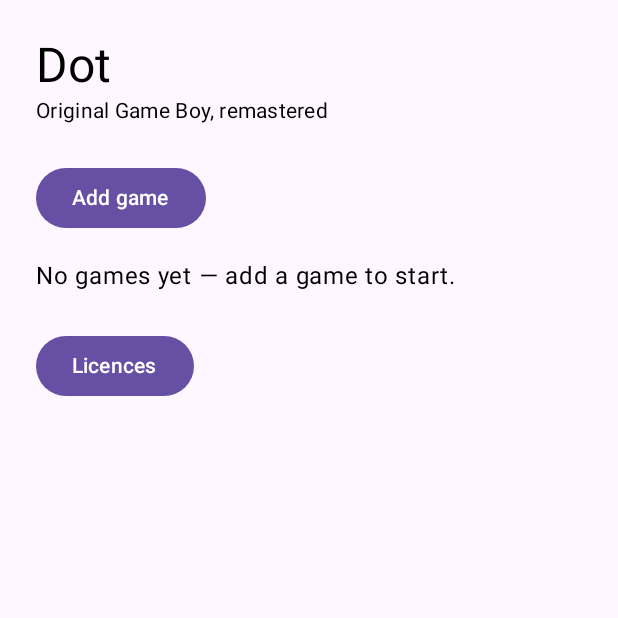
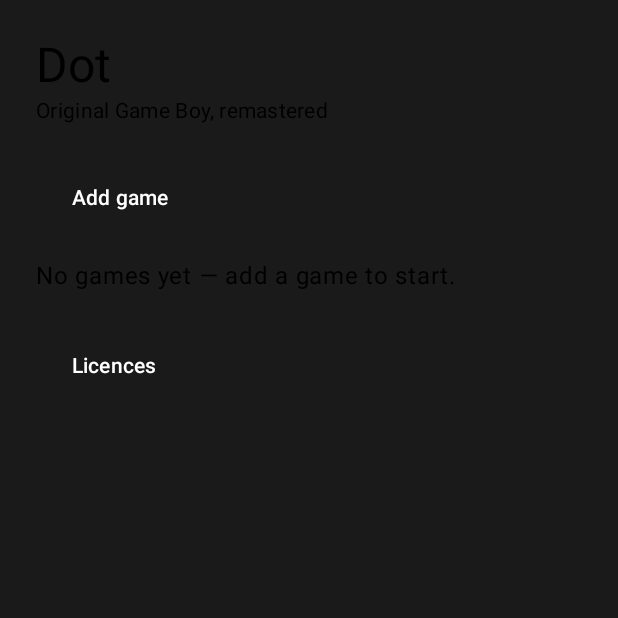
Before and after one commit to DocBobert6/Dot, an Android app built with Jetpack Compose: the screen it shows after launch (MainActivity), on a phone screen of 412 x 824 dp, the top half of it. Run offline under Robolectric (Android 15) with nearby library versions, the phone set to English and light mode, and no system bars.

Commit message:
Fix theme parent: use the platform Material theme, not Theme.Material3
## Bug fixes

- Various bug fixes and stability improvements.

```diff
--- a/app/src/main/java/app/dot/MainActivity.kt
+++ b/app/src/main/java/app/dot/MainActivity.kt
@@ -17,6 +17,8 @@ import androidx.compose.foundation.verticalScroll
 import androidx.compose.material3.Button
 import androidx.compose.material3.MaterialTheme
 import androidx.compose.material3.Text
+import androidx.compose.material3.lightColorScheme
+import androidx.compose.ui.graphics.Color
 import androidx.compose.runtime.Composable
 import androidx.compose.runtime.getValue
 import androidx.compose.runtime.mutableStateOf
@@ -69,7 +71,7 @@ class MainActivity : ComponentActivity() {
             }
         }
         setContent {
-            MaterialTheme {
+            DotTheme {
                 when (val current = screen) {
                     DotScreen.Library -> LibraryScreen(
                         message = importMessage,
@@ -111,6 +113,24 @@ class MainActivity : ComponentActivity() {
             is DmgHeader.Verdict.Refused -> verdict.reason
         }
     }
+}
+
+// Dot's in-app theme: silver and black, per the decided skin.
+// Charcoal is the primary (near-black base), silver the container
+// (faceplate chrome), white the text on charcoal.
+@Composable
+private fun DotTheme(content: @Composable () -> Unit) {
+    MaterialTheme(
+        colorScheme = lightColorScheme(
+            primary = Color(0xFF1A1A1A),
+            onPrimary = Color(0xFFFFFFFF),
+            primaryContainer = Color(0xFFC0C0C0),
+            onPrimaryContainer = Color(0xFF1A1A1A),
+            background = Color(0xFFFFFFFF),
+            onBackground = Color(0xFF1A1A1A),
+        ),
+        content = content,
+    )
 }
 
 @Composable
--- a/app/src/main/res/values/themes.xml
+++ b/app/src/main/res/values/themes.xml
@@ -2,14 +2,18 @@
 <!--
   Dot — theme. Silver and black, bright and sharp: silver faceplate
   chrome, near-black charcoal base, white text.
+  Parent is the PLATFORM Material theme, not Theme.Material3:
+  Theme.Material3.DayNight.NoActionBar lives in the Views Material
+  library (com.google.android.material:material), which Dot does not
+  depend on — the Compose material3 library carries no XML theme.
+  Compose handles in-app theming (see DotTheme in MainActivity);
+  this parent only sets the window chrome.
   SPDX-License-Identifier: GPL-3.0-or-later
 -->
 <resources>
-    <style name="Theme.Dot" parent="Theme.Material3.DayNight.NoActionBar">
-        <item name="colorPrimary">#1A1A1A</item>
-        <item name="colorOnPrimary">#FFFFFF</item>
-        <item name="colorPrimaryContainer">#C0C0C0</item>
-        <item name="colorOnPrimaryContainer">#1A1A1A</item>
+    <style name="Theme.Dot" parent="android:Theme.Material.NoActionBar">
+        <item name="android:windowBackground">#1A1A1A</item>
+        <item name="android:navigationBarColor">#1A1A1A</item>
         <item name="android:statusBarColor">#1A1A1A</item>
     </style>
 </resources>
```
